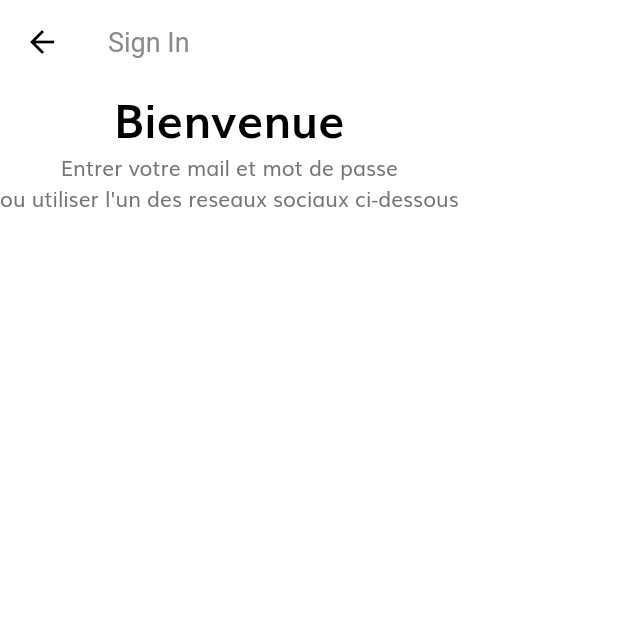
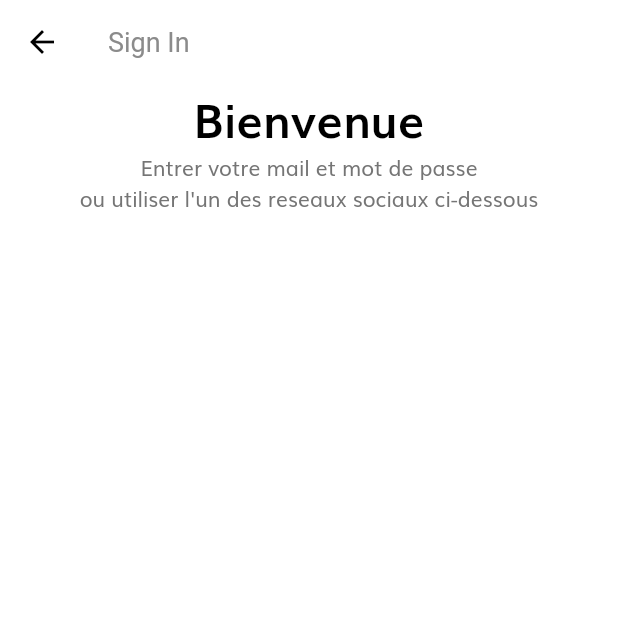
Before and after one commit to yohanGuerraz/TrouveTonVin, a Flutter app: the screen it shows after launch, after a tap on "Continue", on a phone screen of 412 x 824 dp, the top half of it. Run offline on Flutter 3.47's test engine with Material 2 defaults, Android fonts, the phone set to English and light mode, and no system bars.

Commit message:
UPD : Correction de bug d'affichage de la page Sign_in_screen.dart

```diff
--- a/projet mobile/trouvetonvin/lib/screens/sign_in/components/body.dart
+++ b/projet mobile/trouvetonvin/lib/screens/sign_in/components/body.dart
@@ -3,12 +3,12 @@ import 'package:flutter/material.dart';
 import '../../../size_config.dart';
 
 class Body extends StatelessWidget {
-  const Body({ Key? key }) : super(key: key);
+
 
   @override
   Widget build(BuildContext context) {
     return SafeArea(
-      child: SizeBox(
+      child: SizedBox(
         width: double.infinity,
         child: Column(
           children: [
@@ -22,9 +22,26 @@ class Body extends StatelessWidget {
               "Entrer votre mail et mot de passe \nou utiliser l'un des reseaux sociaux ci-dessous",
               textAlign: TextAlign.center,
             ),
+            SignForm(),
           ],
         ),
       ),
     );
   }
 }
+
+class SignForm extends StatefulWidget {
+  const SignForm({ Key? key }) : super(key: key);
+
+  @override
+  State<SignForm> createState() => _SignFormState();
+}
+
+class _SignFormState extends State<SignForm> {
+  @override
+  Widget build(BuildContext context) {
+    return Container(
+
+    );
+  }
+}
--- a/projet mobile/trouvetonvin/lib/screens/sign_in/sign_in_screen.dart
+++ b/projet mobile/trouvetonvin/lib/screens/sign_in/sign_in_screen.dart
@@ -3,7 +3,7 @@ import 'package:flutter/material.dart';
 import 'components/body.dart';
 
 class SignInScreen extends StatelessWidget {
-  const SignInScreen({ Key? key }) : super(key: key);
+
   static String routeName = "/sign_in";
   @override
   Widget build(BuildContext context) {
@@ -11,7 +11,7 @@ class SignInScreen extends StatelessWidget {
       appBar: AppBar(
         title: Text("Sign In"),
       ),
-      body: const Body(),
+      body: Body(),
     );
   }
 }
```
